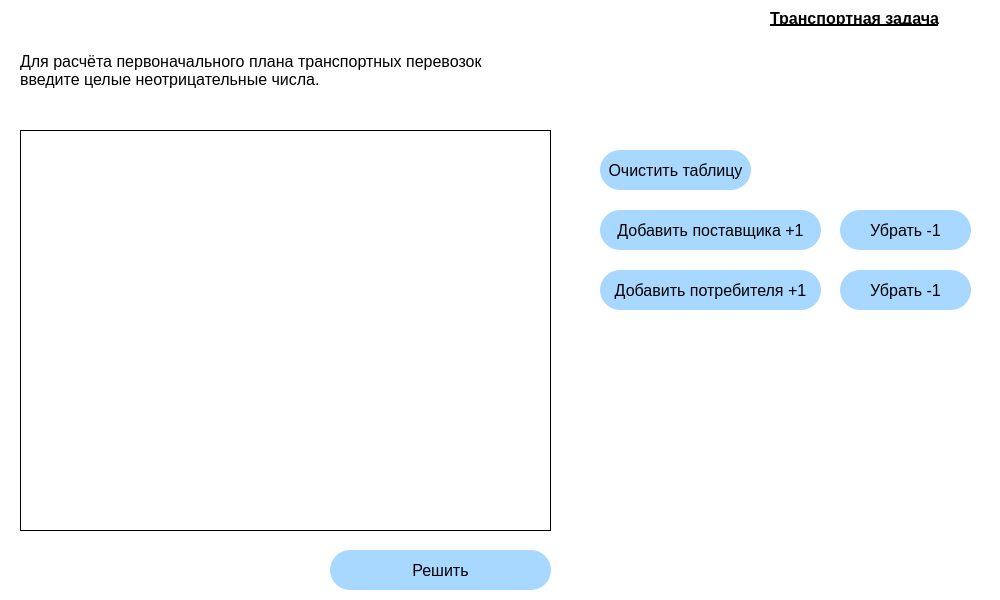
This is transport_task/widget.ui in origiboy/mai_practice as Qt 5 draws it before an edit. The edited form follows.
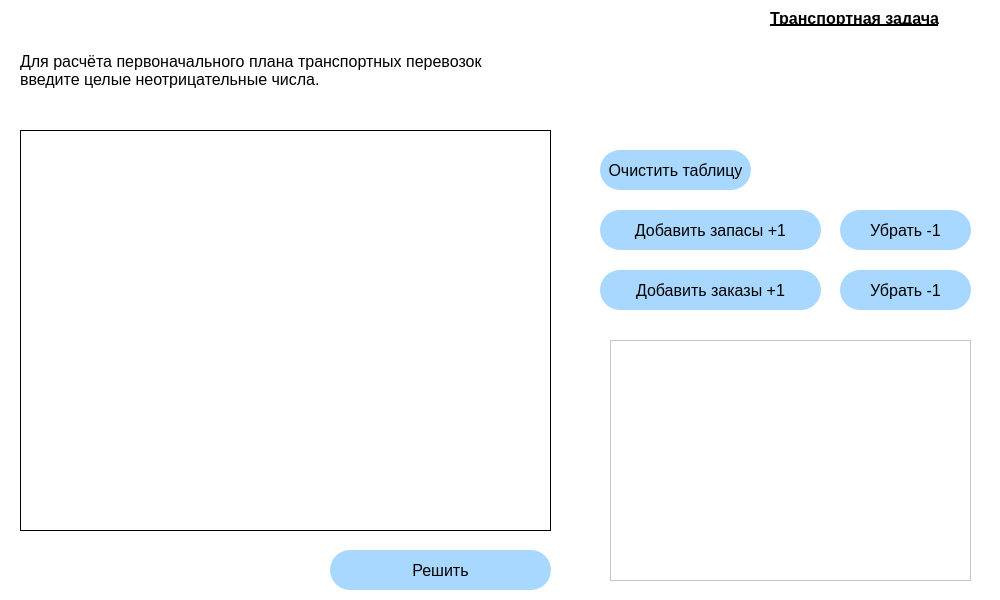
This is the edited form. Icons and pictures are not drawn.

```diff
--- a/transport_task/widget.ui
+++ b/transport_task/widget.ui
@@ -160,7 +160,7 @@
 </string>
    </property>
    <property name="text">
-    <string>Добавить поставщика +1</string>
+    <string>Добавить запасы +1</string>
    </property>
   </widget>
   <widget class="QPushButton" name="pushButton_3">
@@ -197,7 +197,7 @@
 </string>
    </property>
    <property name="text">
-    <string>Добавить потребителя +1</string>
+    <string>Добавить заказы +1</string>
    </property>
    <property name="checkable">
     <bool>false</bool>
@@ -349,6 +349,16 @@
     <bool>true</bool>
    </property>
   </widget>
+  <widget class="QGraphicsView" name="answer">
+   <property name="geometry">
+    <rect>
+     <x>610</x>
+     <y>340</y>
+     <width>361</width>
+     <height>241</height>
+    </rect>
+   </property>
+  </widget>
  </widget>
  <resources/>
  <connections/>
```
Left out of the diff: 8 changed lines with no effect on the pictures.
